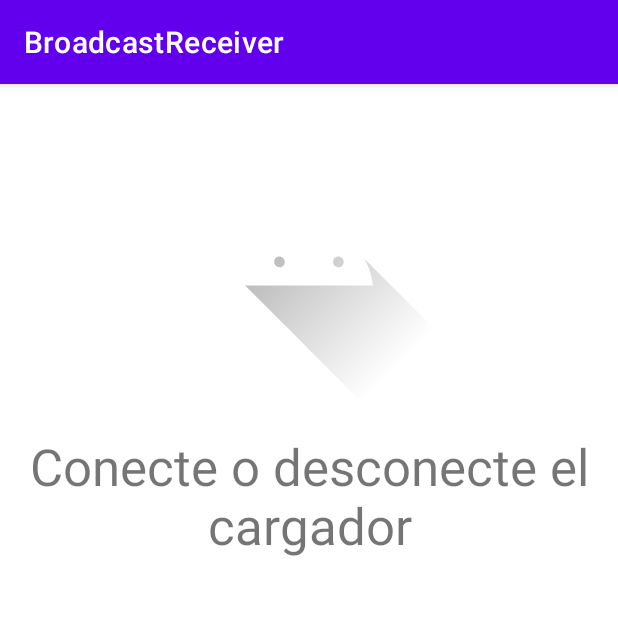
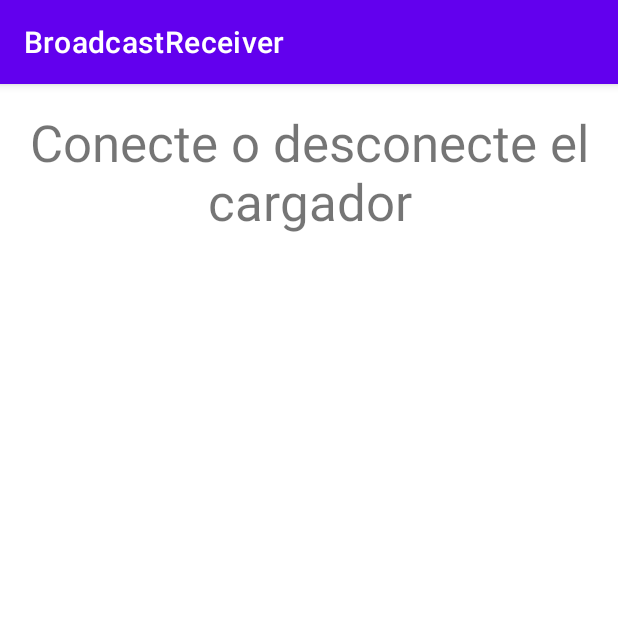
Before and after one commit to VRVG1/ChemsBCR, an Android app: the screen it shows after launch (MainActivity), on a phone screen of 412 x 824 dp, the top half of it. Run offline under Robolectric (Android 15) with nearby library versions, the phone set to English and light mode, and no system bars.

Commit message:
Se elimino la imagen ya que da mucha hueva documentar todo ello xd

```diff
--- a/app/src/main/java/com/example/broadcastreceiver/MainActivity.java
+++ b/app/src/main/java/com/example/broadcastreceiver/MainActivity.java
@@ -16,9 +16,7 @@ import android.widget.TextView;
 
 public class MainActivity extends AppCompatActivity {
     private TextView tvmensaje, tvBatteryPct;
-    private ImageView imImagen;
     private IntentFilter chargingFilter;
-    private MediaPlayer mp;
     private BroadCastReciverCargando broadCastReciverCargando;
     @Override
     protected void onCreate(Bundle savedInstanceState) {
@@ -65,8 +63,6 @@ public class MainActivity extends AppCompatActivity {
             }
         }
     }
-
-
     @Override
     protected void onResume() {
         super.onResume();
--- a/app/src/main/res/layout/activity_main.xml
+++ b/app/src/main/res/layout/activity_main.xml
@@ -15,27 +15,17 @@
         android:layout_marginEnd="16dp"
         android:text="@string/aviso"
         android:textAlignment="center"
-        android:textSize="34sp"
+        android:textSize="34dp"
         app:layout_constraintEnd_toEndOf="parent"
         app:layout_constraintStart_toStartOf="parent"
-        app:layout_constraintTop_toBottomOf="@+id/ivImagen" />
-
-    <ImageView
-        android:id="@+id/ivImagen"
-        android:layout_width="200dp"
-        android:layout_height="200dp"
-        android:layout_marginTop="16dp"
-        app:layout_constraintEnd_toEndOf="parent"
-        app:layout_constraintStart_toStartOf="parent"
-        app:layout_constraintTop_toTopOf="parent"
-        app:srcCompat="@drawable/ic_launcher_foreground" />
+        app:layout_constraintTop_toTopOf="parent" />
 
     <TextView
         android:id="@+id/tvBatteryPct"
         android:layout_width="wrap_content"
         android:layout_height="wrap_content"
         android:layout_marginTop="24dp"
-        android:textSize="20sp"
+        android:textSize="20dp"
         app:layout_constraintEnd_toEndOf="parent"
         app:layout_constraintStart_toStartOf="parent"
         app:layout_constraintTop_toBottomOf="@+id/tvMensaje" />
```
